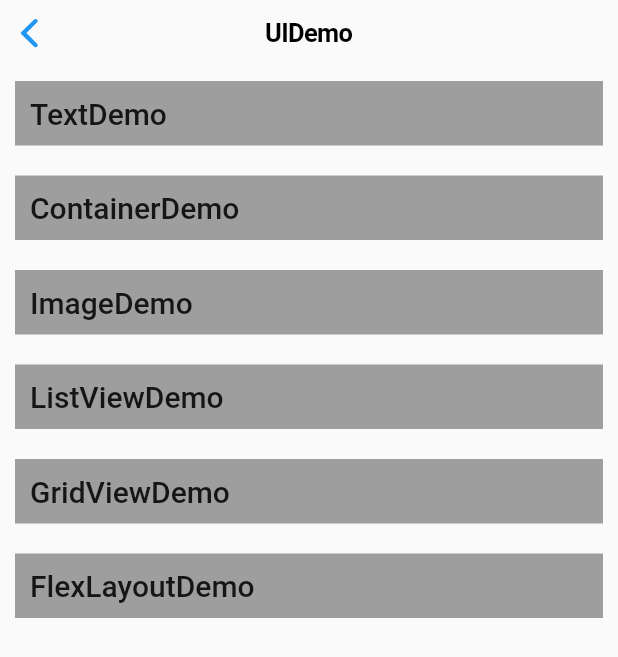
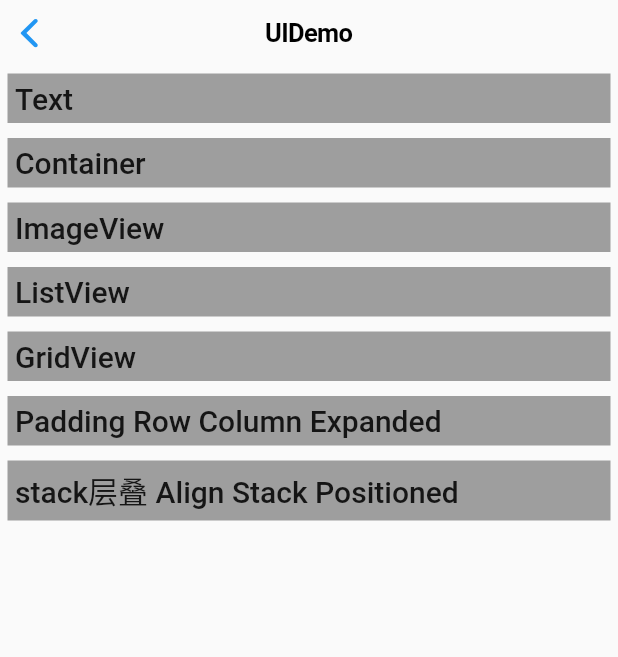
Before and after one commit to huangMingHua/flutter_study, a Flutter app: the UIDemoList screen opened directly, on a phone screen of 412 x 824 dp. Shown: the top 657 px of the screen. Run offline on Flutter 3.47's test engine with Material 2 defaults, Android fonts, the phone set to English and light mode, and no system bars.

Commit message:
no message

```diff
--- a/lib/pages/uiDemo/7FlexLayoutDemo.dart
+++ b/lib/pages/uiDemo/7FlexLayoutDemo.dart
@@ -9,7 +9,55 @@ class FlexLayoutDemo extends StatelessWidget {
         middle: Text('Text'),
         backgroundColor: Color(0xffffffff),
       ),
-      child: Container(color: Colors.red,),
+      child: Column(
+        children: <Widget>[
+          Container(
+              child: Text(
+            'Expanded、Column、Row的使用',
+            style: TextStyle(
+              fontSize: 20,
+              decoration: TextDecoration.none,
+            ),
+          )),
+          Row(
+            crossAxisAlignment: CrossAxisAlignment.end,
+            children: <Widget>[
+              Expanded(
+                child: Padding(
+                  padding: EdgeInsets.only(left: 10, right: 5),
+                  child: Container(
+                    color: Colors.black12,
+                    height: 20,
+                  ),
+                ),
+                flex: 2,
+
+                ///比重  分配父类的是占比
+              ),
+              Expanded(
+                child: Padding(
+                  padding: EdgeInsets.only(left: 5, right: 5),
+                  child: Container(
+                    color: Colors.red,
+                    height: 40,
+                  ),
+                ),
+                flex: 1,
+              ),
+              Expanded(
+                child: Padding(
+                  padding: EdgeInsets.only(left: 5, right: 10),
+                  child: Container(
+                    color: Colors.blue,
+                    height: 40,
+                  ),
+                ),
+                flex: 2,
+              )
+            ],
+          ),
+        ],
+      ),
     );
   }
 }
--- a/lib/pages/uiDemo/uiDemoList.dart
+++ b/lib/pages/uiDemo/uiDemoList.dart
@@ -6,18 +6,20 @@ import '3ImageDemo.dart';
 import '4ListViewDemo.dart';
 import '6GridViewDemo.dart';
 import '7FlexLayoutDemo.dart';
+import '8StackDemo.dart';
 class CellItem{
   String name;
   WidgetBuilder builder;
   CellItem(this.name,this.builder);
 }
 final dataList  = [
-  CellItem('TextDemo',(context)=>TextDemo()),
-  CellItem('ContainerDemo',(context)=>ContainerDemo()),
-  CellItem('ImageDemo',(context)=>ImageDemo()),
-  CellItem('ListViewDemo',(context)=>ListViewDemo()),
-  CellItem('GridViewDemo', (context)=>GridViewDemo()),
-  CellItem('FlexLayoutDemo', (context)=>FlexLayoutDemo()),
+  CellItem('Text',(context)=>TextDemo()),
+  CellItem('Container',(context)=>ContainerDemo()),
+  CellItem('ImageView',(context)=>ImageDemo()),
+  CellItem('ListView',(context)=>ListViewDemo()),
+  CellItem('GridView', (context)=>GridViewDemo()),
+  CellItem('Padding Row Column Expanded', (context)=>FlexLayoutDemo()),
+  CellItem('stack层叠 Align Stack Positioned', (context)=>StackDemo()),
 
 
 ];
@@ -35,8 +37,8 @@ class UIDemoList extends StatelessWidget{
             itemCount: dataList.length,
             itemBuilder: (BuildContext context, int index) {
             return Container(
-              margin: EdgeInsets.all(10),
-              padding: EdgeInsets.all(10),
+              margin: EdgeInsets.all(5),
+              padding: EdgeInsets.all(5),
               color:Colors.grey,
               child: GestureDetector(
                 onTap: (){
```
Also changed, not shown: lib/pages/uiDemo/8StackDemo.dart (added, +19 -0 lines), 2 other files.
